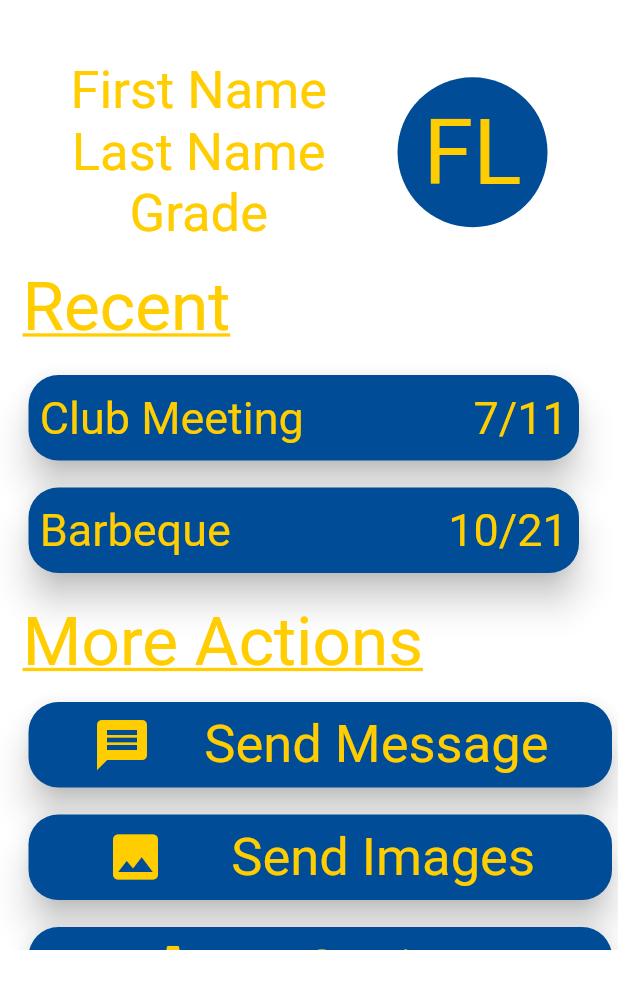
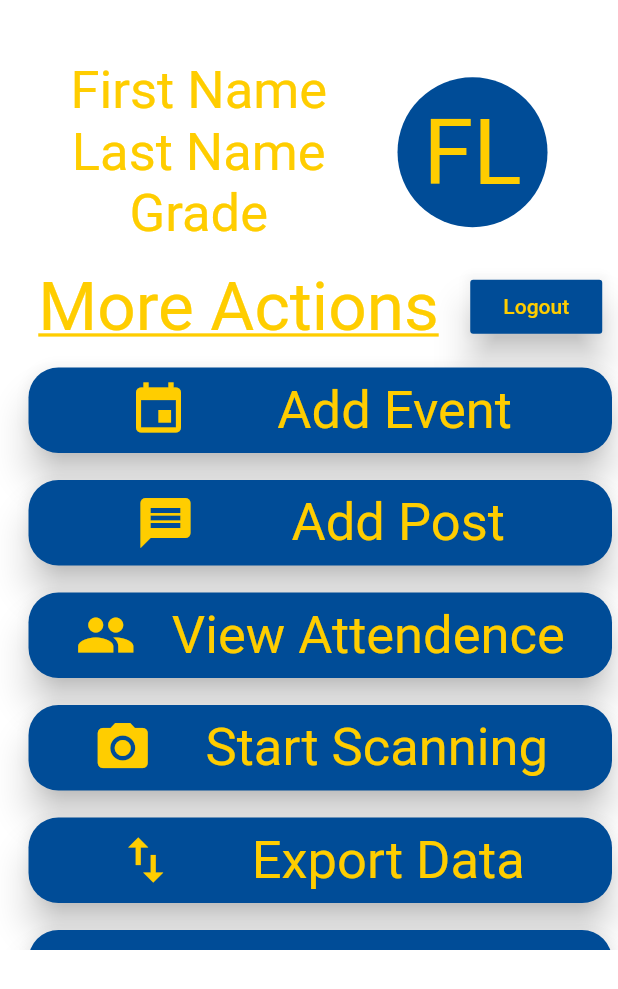
Before and after one commit to Dbono-dev/Sickles_FFA, a Flutter app: the ProfilePage widget shown alone on an empty page, opened directly, on a phone screen of 412 x 824 dp. Shown: the top 989 px of the screen. Run offline on Flutter 3.47's test engine with Material 2 defaults, Android fonts, the phone set to English and light mode, and no system bars; our stand-ins replace cloud_firestore, firebase_auth, google_fonts, qr_flutter; accounts and stored records are empty; network calls fail.

Commit message:
Another commit

```diff
--- a/lib/database.dart
+++ b/lib/database.dart
@@ -11,6 +11,14 @@ class DatabaseService {
   UserData _userDataFromSnapshot(DocumentSnapshot snapshot) {
     return UserData(
       uid: snapshot.data['uid'],
+      clubAttendence: snapshot.data['club attendence'],
+      eventDate: snapshot.data['event date'],
+      eventTitle: snapshot.data['event title'],
+      firstName: snapshot.data['first name'],
+      grade: snapshot.data['grade'],
+      lastName: snapshot.data['last name'],
+      permissions: snapshot.data['permissions'],
+      studentNum: snapshot.data['student num']
     );
   }
 
--- a/lib/event_view.dart
+++ b/lib/event_view.dart
@@ -7,7 +7,6 @@ class EventViewPage extends StatefulWidget {
 }
 
 class _EventViewPageState extends State<EventViewPage> {
-
   int x = 0;
   String bottomOfCard = "Tap to show QR Code";
 
--- a/lib/profile_page.dart
+++ b/lib/profile_page.dart
@@ -1,4 +1,15 @@
+import 'package:ffa_app/auth_service.dart';
 import 'package:flutter/material.dart';
+import 'package:ffa_app/admin_pages/add_event.dart';
+import 'package:ffa_app/admin_pages/add_post.dart';
+import 'package:ffa_app/admin_pages/export_data.dart';
+import 'package:ffa_app/admin_pages/scanning_page.dart';
+import 'package:ffa_app/admin_pages/view_attendence.dart';
+import 'package:ffa_app/admin_pages/view_images.dart';
+import 'package:ffa_app/admin_pages/view_messages.dart';
+import 'package:ffa_app/member_pages/send_images.dart';
+import 'package:ffa_app/member_pages/send_message.dart';
+import 'package:ffa_app/settings.dart';
 
 class ProfilePage extends StatelessWidget {
   @override
@@ -27,7 +38,51 @@ class ProfilePage extends StatelessWidget {
               )
             ],
           ),
-          Padding(
+          officerProfilePage(context)
+        ]
+      ),
+    );
+  }
+
+  Widget moreActionsTiles(IconData icon, String title, BuildContext context, Widget location) {
+    return Padding(
+      padding: EdgeInsets.fromLTRB(15, 10, 0, 0),
+      child: GestureDetector(
+        onTap: () {
+          Navigator.of(context).push(MaterialPageRoute(builder: (context) => location));
+        },
+        child: Container(
+          height: 65,
+          width: 375,
+          child: Card(
+            color: Theme.of(context).primaryColor,
+            elevation: 10,
+            shape: RoundedRectangleBorder(borderRadius: BorderRadius.circular(20)),
+            child: Padding(
+              padding: const EdgeInsets.fromLTRB(7.5, 0, 7.5, 0),
+              child: Row(
+                mainAxisAlignment: MainAxisAlignment.spaceEvenly,
+                children: <Widget>[
+                  Icon(icon, color: Theme.of(context).accentColor, size: 40,),
+                  Text(title,style: TextStyle(color: Theme.of(context).accentColor, fontSize: 35))
+                ],
+              ),
+            ),
+          )
+        ),
+      ),
+    );
+  }
+
+  Widget studentProfilePage(BuildContext context) {
+
+    AuthService _auth = new AuthService();
+
+    return Column(
+      mainAxisAlignment: MainAxisAlignment.start,
+      crossAxisAlignment: CrossAxisAlignment.start,
+      children: <Widget> [
+        Padding(
             padding: const EdgeInsets.fromLTRB(15, 15, 0, 0),
             child: Text("Recent", style: TextStyle(fontSize: 45, color: Theme.of(context).accentColor, decoration: TextDecoration.underline),),
           ),
@@ -77,46 +132,78 @@ class ProfilePage extends StatelessWidget {
           ),
           Padding(
             padding: const EdgeInsets.fromLTRB(15, 15, 0, 0),
-            child: Text("More Actions", style: TextStyle(fontSize: 45, color: Theme.of(context).accentColor, decoration: TextDecoration.underline),),
+            child: Row(
+              mainAxisAlignment: MainAxisAlignment.spaceEvenly,
+              children: <Widget>[
+                Text("More Actions", style: TextStyle(fontSize: 45, color: Theme.of(context).accentColor, decoration: TextDecoration.underline),),
+                RaisedButton(
+                  elevation: 10,
+                  child: Text("Logout", style: TextStyle(color: Theme.of(context).accentColor),),
+                  onPressed: () {
+                    _auth.logout();
+                  },
+                  color: Theme.of(context).primaryColor,
+                )
+              ],
+            ),
           ),
           Container(
             height: 179,
             child: ListView(
               padding: EdgeInsets.all(0),
               children: <Widget>[
-                moreActionsTiles(Icons.message, "Send Message", context),
-                moreActionsTiles(Icons.image, "Send Images", context),
-                moreActionsTiles(Icons.settings, "Settings", context)
+                moreActionsTiles(Icons.message, "Send Message", context, SendMessages()),
+                moreActionsTiles(Icons.image, "Send Images", context, SendImages()),
+                moreActionsTiles(Icons.settings, "Settings", context, Settings())
               ],
             ),
           )
-        ]
-      ),
+      ]
     );
   }
 
-  Widget moreActionsTiles(IconData icon, String title, BuildContext context) {
-    return Padding(
-      padding: EdgeInsets.fromLTRB(15, 10, 0, 0),
-      child: Container(
-        height: 65,
-        width: 375,
-        child: Card(
-          color: Theme.of(context).primaryColor,
-          elevation: 10,
-          shape: RoundedRectangleBorder(borderRadius: BorderRadius.circular(20)),
-          child: Padding(
-            padding: const EdgeInsets.fromLTRB(7.5, 0, 7.5, 0),
+  Widget officerProfilePage(BuildContext context) {
+
+    AuthService _auth = new AuthService();
+
+    return Column(
+      mainAxisAlignment: MainAxisAlignment.start,
+      crossAxisAlignment: CrossAxisAlignment.start,
+      children: <Widget>[
+        Padding(
+            padding: const EdgeInsets.fromLTRB(15, 15, 0, 0),
             child: Row(
-              mainAxisAlignment: MainAxisAlignment.spaceEvenly,
+              mainAxisAlignment: MainAxisAlignment.spaceAround,
               children: <Widget>[
-                Icon(icon, color: Theme.of(context).accentColor, size: 40,),
-                Text(title,style: TextStyle(color: Theme.of(context).accentColor, fontSize: 35))
+                Text("More Actions", style: TextStyle(fontSize: 45, color: Theme.of(context).accentColor, decoration: TextDecoration.underline),),
+                RaisedButton(
+                  elevation: 10,
+                  child: Text("Logout", style: TextStyle(color: Theme.of(context).accentColor),),
+                  onPressed: () {
+                    _auth.logout();
+                  },
+                  color: Theme.of(context).primaryColor,
+                )
               ],
             ),
           ),
-        )
-      ),
+          Container(
+            height: 402,
+            child: ListView(
+              padding: EdgeInsets.all(0),
+              children: <Widget>[
+                moreActionsTiles(Icons.event, "Add Event", context, AddEvent()),
+                moreActionsTiles(Icons.message, "Add Post", context, AddPost()),
+                moreActionsTiles(Icons.people, "View Attendence", context, ViewAttendence()),
+                moreActionsTiles(Icons.camera_alt, "Start Scanning", context, ScanningPage()),
+                moreActionsTiles(Icons.import_export, "Export Data", context, ExportData()),
+                moreActionsTiles(Icons.image, "View Images", context, ViewImages()),
+                moreActionsTiles(Icons.message, "View Messages", context, ViewMessages()),
+                moreActionsTiles(Icons.settings, "Seetings", context, Settings())
+              ],
+            ),
+          )
+      ],
     );
   }
 }
```
Also changed, not shown: lib/admin_pages/add_event.dart (added, +10 -0 lines), lib/admin_pages/add_post.dart (added, +10 -0 lines), lib/admin_pages/export_data.dart (added, +10 -0 lines), lib/admin_pages/scanning_page.dart (added, +10 -0 lines), lib/admin_pages/view_attendence.dart (added, +10 -0 lines), lib/admin_pages/view_images.dart (added, +10 -0 lines), lib/admin_pages/view_messages.dart (added, +10 -0 lines), lib/main_page.dart (+24 -1 lines), lib/member_pages/send_images.dart (added, +10 -0 lines), lib/member_pages/send_message.dart (added, +10 -0 lines), lib/settings.dart (added, +10 -0 lines), lib/user.dart (+9 -1 lines).
